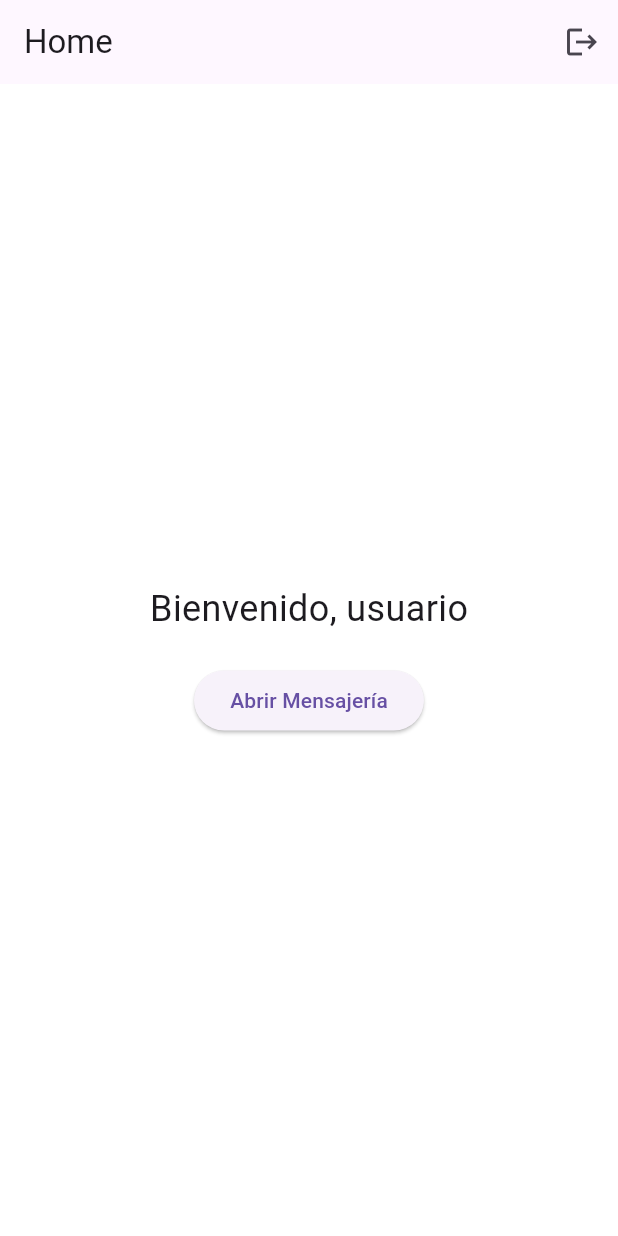
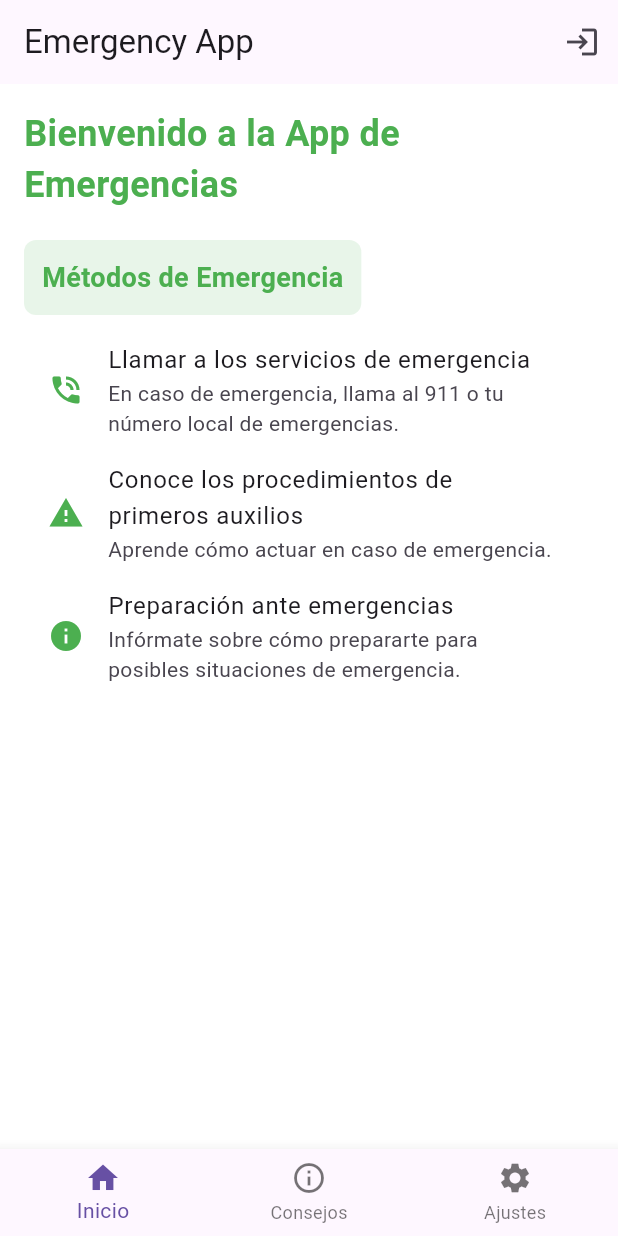
Before and after one commit to Fwlip307/web_codigotrauma, a Flutter app: the screen it shows after launch, on a phone screen of 412 x 824 dp. Run offline on Flutter 3.47's test engine with Material 3 defaults, Android fonts, the phone set to English and light mode, and no system bars; our stand-ins replace cloud_firestore, firebase_auth, firebase_core; accounts and stored records are empty.

Commit message:
comiit inicial

```diff
--- a/lib/main.dart
+++ b/lib/main.dart
@@ -1,8 +1,8 @@
 import 'package:flutter/material.dart';
 import 'package:firebase_core/firebase_core.dart';
 import 'firebase_options.dart';
-import 'views/home_view.dart';
-import 'views/login_view.dart';
+import 'views/home_view.dart' as home;
+import 'views/login_view.dart' as login;
 import 'views/register_view.dart';
 import 'views/telegram_view.dart';
 
@@ -25,14 +25,14 @@ class MyApp extends StatelessWidget {
         primarySwatch: Colors.green,
         scaffoldBackgroundColor: Colors.white,
       ),
-      home: const HomeView(), // Pantalla inicial
+      home: const home.HomeView(), // Pantalla inicial
       routes: {
-        '/login': (context) => const LoginView(),
+        '/login': (context) => const login.LoginView(),
         '/register': (context) => const RegisterView(),
         '/telegram': (context) => const TelegramView(),
       },
       onUnknownRoute: (settings) {
-        return MaterialPageRoute(builder: (context) => const HomeView());
+        return MaterialPageRoute(builder: (context) => const home.HomeView());
       },
     );
   }
--- a/lib/views/home_view.dart
+++ b/lib/views/home_view.dart
@@ -1,76 +1,99 @@
 import 'package:flutter/material.dart';
-import 'package:firebase_auth/firebase_auth.dart';
-import 'package:cloud_firestore/cloud_firestore.dart'; // Importa Firestore aquí
-import 'login_view.dart';
-import 'telegram_view.dart';
 
-class HomeView extends StatefulWidget {
-  const HomeView({super.key});
-
-  @override
-  _HomeViewState createState() => _HomeViewState();
-}
-
-class _HomeViewState extends State<HomeView> {
-  final FirebaseAuth _auth = FirebaseAuth.instance;
-  late String _userRole = 'usuario';
-
-  @override
-  void initState() {
-    super.initState();
-    _fetchUserRole();
-  }
-
-  Future<void> _fetchUserRole() async {
-    final user = _auth.currentUser;
-    if (user != null) {
-      final userDoc = await FirebaseFirestore.instance.collection('usuarios').doc(user.uid).get();
-      if (userDoc.exists && userDoc.data() != null) {
-        setState(() {
-          _userRole = userDoc.data()!['esPersonalHospital'] ? 'personal' : 'usuario';
-        });
-      }
-    }
-  }
-
-  void _logout() async {
-    await _auth.signOut();
-    Navigator.pushReplacement(context, MaterialPageRoute(builder: (context) => const LoginView()));
-  }
+class HomeView extends StatelessWidget {
+  const HomeView({Key? key}) : super(key: key);
 
   @override
   Widget build(BuildContext context) {
     return Scaffold(
       appBar: AppBar(
-        title: const Text('Home'),
+        title: const Text('Emergency App'),
         actions: [
           IconButton(
-            icon: const Icon(Icons.logout),
-            onPressed: _logout,
+            icon: const Icon(Icons.login),
+            onPressed: () {
+              Navigator.pushNamed(context, '/login');
+            },
           ),
         ],
       ),
-      body: Center(
+      body: Padding(
+        padding: const EdgeInsets.all(16.0),
         child: Column(
-          mainAxisAlignment: MainAxisAlignment.center,
+          crossAxisAlignment: CrossAxisAlignment.start,
           children: [
-            Text(
-              'Bienvenido, $_userRole',
-              style: const TextStyle(fontSize: 24),
+            const Text(
+              'Bienvenido a la App de Emergencias',
+              style: TextStyle(
+                fontSize: 24,
+                fontWeight: FontWeight.bold,
+                color: Colors.green,
+              ),
             ),
             const SizedBox(height: 20),
-            ElevatedButton(
-              onPressed: () {
-                Navigator.push(
-                  context,
-                  MaterialPageRoute(builder: (context) => const TelegramView()),
-                );
+            Container(
+              padding: const EdgeInsets.all(12),
+              decoration: BoxDecoration(
+                color: Colors.green[50],
+                borderRadius: BorderRadius.circular(8),
+              ),
+              child: const Text(
+                'Métodos de Emergencia',
+                style: TextStyle(
+                  fontSize: 18,
+                  fontWeight: FontWeight.bold,
+                  color: Colors.green,
+                ),
+              ),
+            ),
+            const SizedBox(height: 10),
+            ListTile(
+              leading: const Icon(Icons.phone_in_talk, color: Colors.green),
+              title: const Text('Llamar a los servicios de emergencia'),
+              subtitle: const Text('En caso de emergencia, llama al 911 o tu número local de emergencias.'),
+              onTap: () {
+                // Placeholder for functionality
               },
-              child: const Text('Abrir Mensajería'),
+            ),
+            ListTile(
+              leading: const Icon(Icons.warning, color: Colors.green),
+              title: const Text('Conoce los procedimientos de primeros auxilios'),
+              subtitle: const Text('Aprende cómo actuar en caso de emergencia.'),
+              onTap: () {
+                // Placeholder for functionality
+              },
+            ),
+            ListTile(
+              leading: const Icon(Icons.info, color: Colors.green),
+              title: const Text('Preparación ante emergencias'),
+              subtitle: const Text('Infórmate sobre cómo prepararte para posibles situaciones de emergencia.'),
+              onTap: () {
+                // Placeholder for functionality
+              },
             ),
           ],
         ),
       ),
+      bottomNavigationBar: BottomNavigationBar(
+        items: const [
+          BottomNavigationBarItem(
+            icon: Icon(Icons.home),
+            label: 'Inicio',
+          ),
+          BottomNavigationBarItem(
+            icon: Icon(Icons.info_outline),
+            label: 'Consejos',
+          ),
+          BottomNavigationBarItem(
+            icon: Icon(Icons.settings),
+            label: 'Ajustes',
+          ),
+        ],
+        currentIndex: 0, // Highlight the first tab as default
+        onTap: (int index) {
+          // Handle navigation to different sections here
+        },
+      ),
     );
   }
 }
```
Also changed, not shown: lib/views/register_view.dart (+40 -5 lines).
